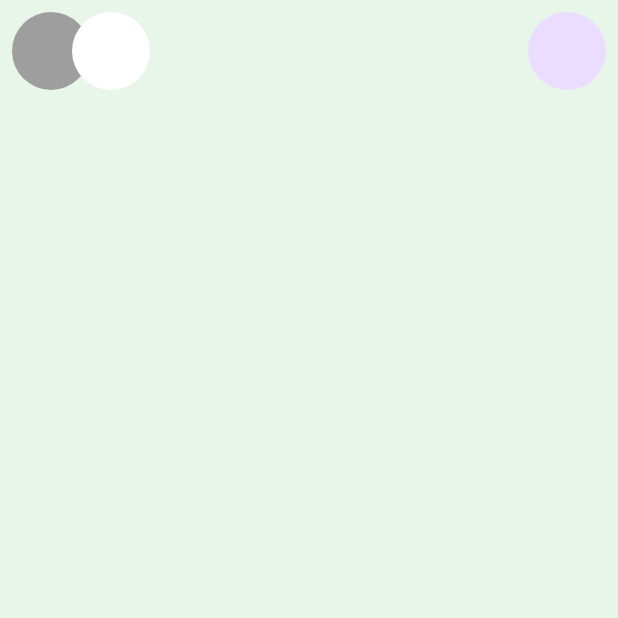
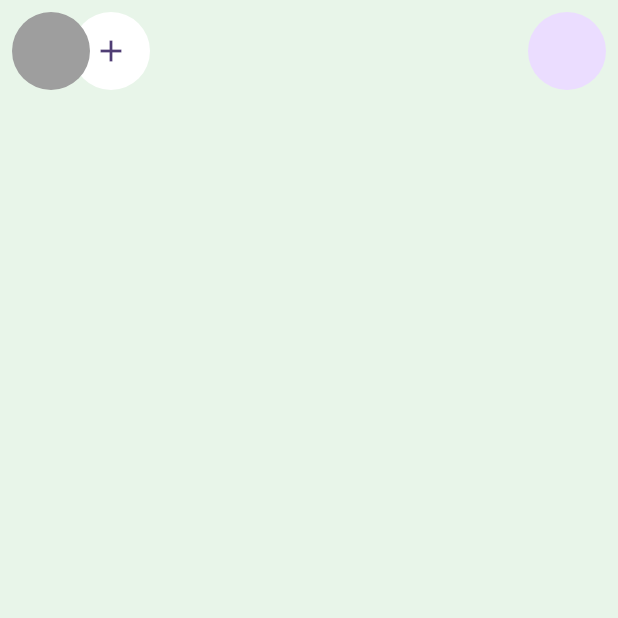
Before and after one commit to JAICHANGPARK/flutter_notebook_chapter_37, a Flutter app: the CryptoHomePage screen opened directly, on a phone screen of 412 x 824 dp, the top half of it. Run offline on Flutter 3.47's test engine with Material 3 defaults, Android fonts, the phone set to English and light mode, and no system bars; our stand-ins replace dots_indicator, gap.

Commit message:
Update crypto_home_page.dart

```diff
--- a/lib/ep1865_crypto_app/view/crypto_home_page.dart
+++ b/lib/ep1865_crypto_app/view/crypto_home_page.dart
@@ -1,5 +1,4 @@
 import 'package:flutter/material.dart';
-
 
 class CryptoHomePage extends StatefulWidget {
   const CryptoHomePage({super.key});
@@ -20,18 +19,23 @@ class _CryptoHomePageState extends State<CryptoHomePage> {
               padding: const EdgeInsets.all(8.0),
               child: Row(
                 children: [
-                  Expanded(child: Stack(
+                  Expanded(
+                      child: Stack(
                     children: [
-                      Positioned(child: CircleAvatar(
-                        radius: 26,
-                        backgroundColor: Colors.grey,
-                      )),
                       Positioned(
-                          left: 40,
-                          child: CircleAvatar(
-                            radius: 26,
-                            backgroundColor: Colors.white,
-                          ))
+                        left: 40,
+                        child: CircleAvatar(
+                          radius: 26,
+                          backgroundColor: Colors.white,
+                          child: Icon(Icons.add),
+                        ),
+                      ),
+                      Positioned(
+                        child: CircleAvatar(
+                          radius: 26,
+                          backgroundColor: Colors.grey,
+                        ),
+                      ),
                     ],
                   )),
                   CircleAvatar(
@@ -40,7 +44,6 @@ class _CryptoHomePageState extends State<CryptoHomePage> {
                 ],
               ),
             )
-
           ],
         ),
       ),
```
